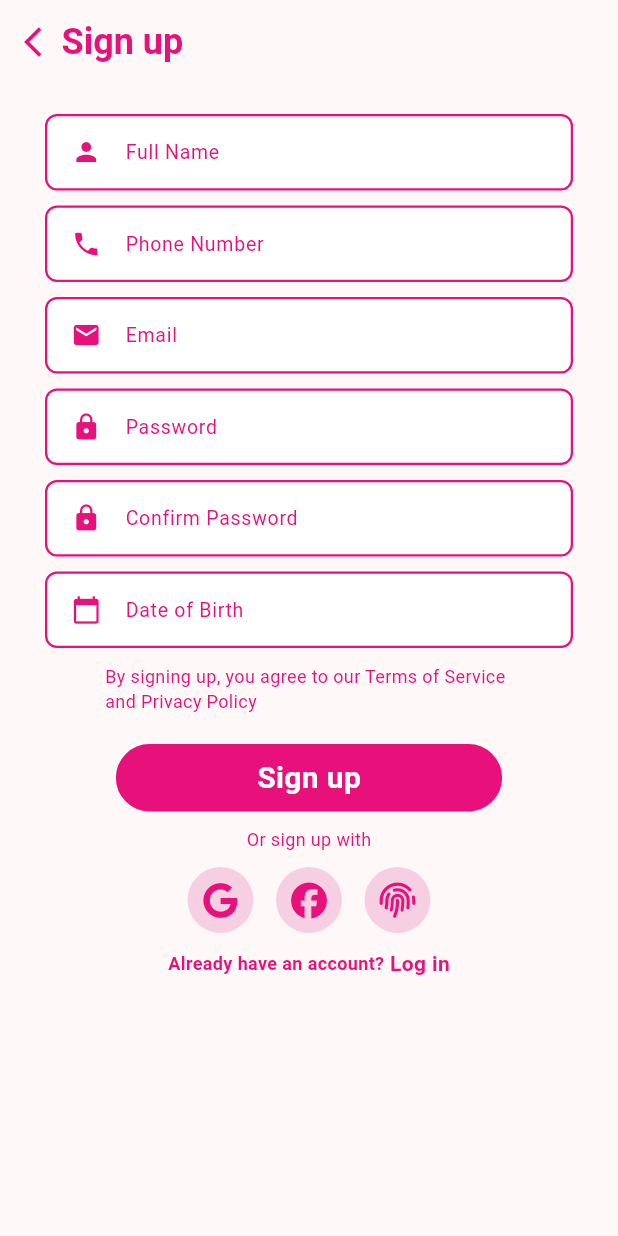
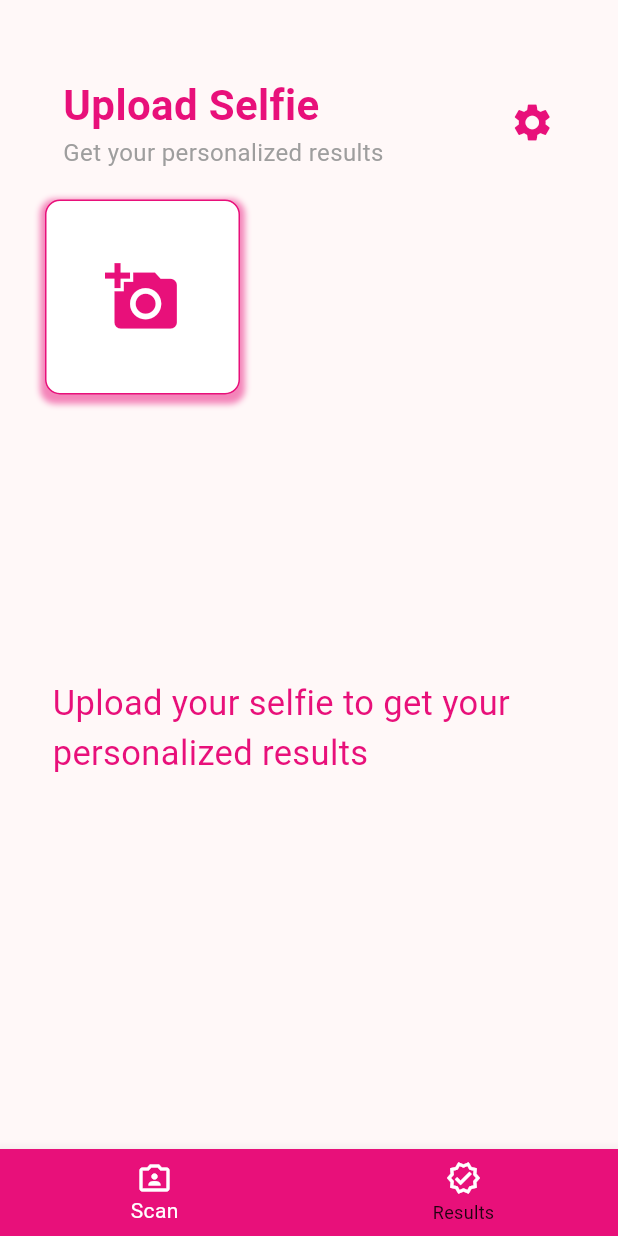
Before and after one commit to naumansamtia/color-palette, a Flutter app: the SignupPage screen opened directly, after a tap on "Sign up", on a phone screen of 412 x 824 dp. Run offline on Flutter 3.47's test engine with Material 3 defaults, Android fonts, the phone set to English and light mode, and no system bars; our stand-ins replace flutter_form_builder, font_awesome_flutter, form_builder_validators.

Commit message:
selfie page added

```diff
--- a/lib/dashboard.dart
+++ /dev/null
@@ -1,22 +0,0 @@
-import 'package:flutter/material.dart';
-
-class Dashboard extends StatefulWidget {
-  const Dashboard({super.key});
-
-  @override
-  State<Dashboard> createState() => _DashboardState();
-}
-
-class _DashboardState extends State<Dashboard> {
-  @override
-  Widget build(BuildContext context) {
-    return Scaffold(
-      appBar: AppBar(
-        title: const Text('Dashboard'),
-      ),
-      body: const Center(
-        child: Text('Welcome to the dashboard'),
-      ),
-    );
-  }
-}
--- a/lib/main.dart
+++ b/lib/main.dart
@@ -1,4 +1,4 @@
-import 'package:color_palette/dashboard.dart';
+import 'package:color_palette/upload_selfie_page.dart';
 import 'package:color_palette/login_signup_selection.dart';
 import 'package:flutter/material.dart';
 
--- a/lib/signup_page.dart
+++ b/lib/signup_page.dart
@@ -4,6 +4,7 @@ import 'package:flutter_form_builder/flutter_form_builder.dart';
 import 'package:font_awesome_flutter/font_awesome_flutter.dart';
 import 'package:form_builder_validators/form_builder_validators.dart';
 
+import 'upload_selfie_page.dart';
 import 'login_page.dart';
 
 class SignupPage extends StatefulWidget {
@@ -168,7 +169,9 @@ class _SignupPageState extends State<SignupPage> {
                     textColor: Colors.white,
                     color: const Color(0xffE8107A),
                     text: 'Sign up',
-                    onPressed: () {},
+                    onPressed: () {
+                      Navigator.push(context, MaterialPageRoute(builder: (context) => const UploadSelfiePage()));
+                    },
                   ),
                   SizedBox(
                     height: 10,
--- /dev/null
+++ b/lib/upload_selfie_page.dart
@@ -0,0 +1,228 @@
+import 'package:flutter/material.dart';
+import 'package:font_awesome_flutter/font_awesome_flutter.dart';
+
+class UploadSelfiePage extends StatefulWidget {
+  const UploadSelfiePage({super.key});
+
+  @override
+  State<UploadSelfiePage> createState() => _UploadSelfiePageState();
+}
+
+class _UploadSelfiePageState extends State<UploadSelfiePage> {
+  int currentPageIndex = 0;
+
+  // int _selectedIndex = 0;
+  // static const TextStyle optionStyle =
+  // TextStyle(fontSize: 30, fontWeight: FontWeight.bold);
+  // static const List<Widget> _widgetOptions = <Widget>[
+  //   Text(
+  //     'Index 0: Home',
+  //     style: optionStyle,
+  //   ),
+  //   Text(
+  //     'Index 1: Business',
+  //     style: optionStyle,
+  //   ),
+  // ];
+  //
+  // void _onItemTapped(int index) {
+  //   setState(() {
+  //     _selectedIndex = index;
+  //   });
+  // }
+
+  @override
+  Widget build(BuildContext context) {
+    return Scaffold(
+      // appBar: AppBar(
+      //   title: const Text('UploadSelfiePage'),
+      // ),
+      bottomNavigationBar: BottomNavigationBar(
+        backgroundColor: Color(0xffE8107A),
+        currentIndex: currentPageIndex,
+        selectedItemColor: Colors.white,
+        unselectedItemColor: Colors.black87,
+        onTap: (int index) {
+          setState(() {
+            currentPageIndex = index;
+          });
+        },
+        items: const [
+          BottomNavigationBarItem(
+            icon: Icon(
+              Icons.photo_camera_front_outlined,
+              color: Colors.white,
+            ),
+            label: 'Scan',
+          ),
+          BottomNavigationBarItem(
+            icon: Icon(
+              Icons.verified_outlined,
+              color: Colors.white,
+            ),
+            label: 'Results',
+          ),
+        ],
+      ),
+
+      //bottomNavigationBar: BottomNavigationBar(
+      //   backgroundColor: Color(0xffE8107A),
+      //   items: <BottomNavigationBarItem>[
+      //     BottomNavigationBarItem(
+      //       icon: Icon(Icons.document_scanner_outlined),
+      //       label: 'Scan',
+      //     ),
+      //     BottomNavigationBarItem(
+      //       icon: Icon(Icons.business),
+      //       label: 'Business',
+      //     ),
+      //   ],
+      //   currentIndex: _selectedIndex,
+      //   selectedItemColor: Colors.amber[800],
+      //   onTap: _onItemTapped,
+      // ),
+
+      body: <Widget>[
+        /// uploading selfie page
+        Padding(
+          padding: const EdgeInsets.only(left: 10.0, right: 10.0, top: 50),
+          child: Column(
+            crossAxisAlignment: CrossAxisAlignment.start,
+            children: [
+              Row(
+                mainAxisAlignment: MainAxisAlignment.spaceAround,
+                children: [
+                  const Column(
+                    crossAxisAlignment: CrossAxisAlignment.start,
+                    children: [
+                      Text('Upload Selfie',
+                          style: TextStyle(
+                              fontSize: 28,
+                              fontWeight: FontWeight.bold,
+                              color: Color(0xffE8107A))),
+                      Text('Get your personalized results',
+                          style: TextStyle(fontSize: 16, color: Colors.grey)),
+                    ],
+                  ),
+                  GestureDetector(
+                    onTap: () {
+                      // Navigator.pushNamed(context, '/settings');
+                    },
+                    child: const Padding(
+                      padding: EdgeInsets.only(left: 20.0),
+                      child: Icon(Icons.settings,
+                          size: 30, color: Color(0xffE8107A)),
+                    ),
+                  ),
+                ],
+              ),
+              const SizedBox(height: 20),
+              Padding(
+                padding: const EdgeInsets.only(left: 20.0),
+                child: Container(
+                  height: 130,
+                  width: 130,
+                  decoration: BoxDecoration(
+                    boxShadow: [
+                      BoxShadow(
+                        color: const Color(0xffE8107A).withOpacity(0.5),
+                        spreadRadius: 3,
+                        blurRadius: 3,
+                        offset:
+                            const Offset(0, 3), // changes position of shadow
+                      ),
+                    ],
+                    color: Colors.white,
+                    borderRadius: BorderRadius.circular(10),
+                    border: Border.all(color: const Color(0xffE8107A), width: 1),
+                  ),
+                  child: GestureDetector(
+                    onTap: () {
+                      // Navigator.pushNamed(context, '/camera');
+                    },
+                    child: const Icon(Icons.add_a_photo,
+                        size: 50, color: Color(0xffE8107A)),
+                  ),
+                ),
+              ),
+              SizedBox(height: MediaQuery.of(context).size.height / 5),
+              const Padding(
+                padding: EdgeInsets.all(25),
+                child: Text(
+                  'Upload your selfie to get your personalized results',
+                  style: TextStyle(fontSize: 23, color: Color(0xffE8107A)),
+                ),
+              ),
+            ],
+          ),
+        ),
+
+        /// Result page
+        Padding(
+          padding: const EdgeInsets.only(left: 10.0, right: 10.0, top: 50),
+          child: Column(
+            crossAxisAlignment: CrossAxisAlignment.start,
+            children: [
+              Row(
+                mainAxisAlignment: MainAxisAlignment.spaceAround,
+                children: [
+                  const Column(
+                    crossAxisAlignment: CrossAxisAlignment.start,
+                    children: [
+                      Text('Your Results',
+                          style: TextStyle(
+                              fontSize: 28,
+                              fontWeight: FontWeight.bold,
+                              color: Color(0xffE8107A))),
+                      Text('Your color analysis results',
+                          style: TextStyle(fontSize: 16, color: Colors.grey)),
+                    ],
+                  ),
+                  GestureDetector(
+                    onTap: () {
+                      // Navigator.pushNamed(context, '/settings');
+                    },
+                    child: const Padding(
+                      padding: EdgeInsets.only(left: 30.0),
+                      child: Icon(Icons.settings,
+                          size: 30, color: Color(0xffE8107A)),
+                    ),
+                  ),
+                ],
+              ),
+              const SizedBox(height: 20),
+              Padding(
+                padding: const EdgeInsets.only(left: 20.0, right: 20.0),
+                child: Container(
+                  height: 150,
+                  width: double.infinity,
+                  decoration: BoxDecoration(
+                    boxShadow: [
+                      BoxShadow(
+                        color: const Color(0xffE8107A).withOpacity(0.5),
+                        spreadRadius: 2,
+                        blurRadius: 2,
+                        offset:
+                        const Offset(0, 2), // changes position of shadow
+                      ),
+                    ],
+                    color: Colors.white,
+                    borderRadius: BorderRadius.circular(10),
+                    border: Border.all(color: const Color(0xffE8107A), width: 1),
+                  ),
+                  child: GestureDetector(
+                    onTap: () {
+                      // Navigator.pushNamed(context, '/camera');
+                    },
+                    child: const Icon(Icons.add_a_photo,
+                        size: 50, color: Color(0xffE8107A)),
+                  ),
+                ),
+              ),
+            ],
+          ),
+        ),
+      ][currentPageIndex],
+    );
+  }
+}
--- a/pubspec.yaml
+++ b/pubspec.yaml
@@ -17,6 +17,7 @@ dependencies:
   form_builder_validators: ^11.0.0
   font_awesome_flutter: ^10.7.0
   flutter_holo_date_picker: ^1.1.3
+  bottom_navy_bar: ^6.1.0
 dev_dependencies:
   flutter_test:
     sdk: flutter
```
Also changed, not shown: pubspec.lock.
